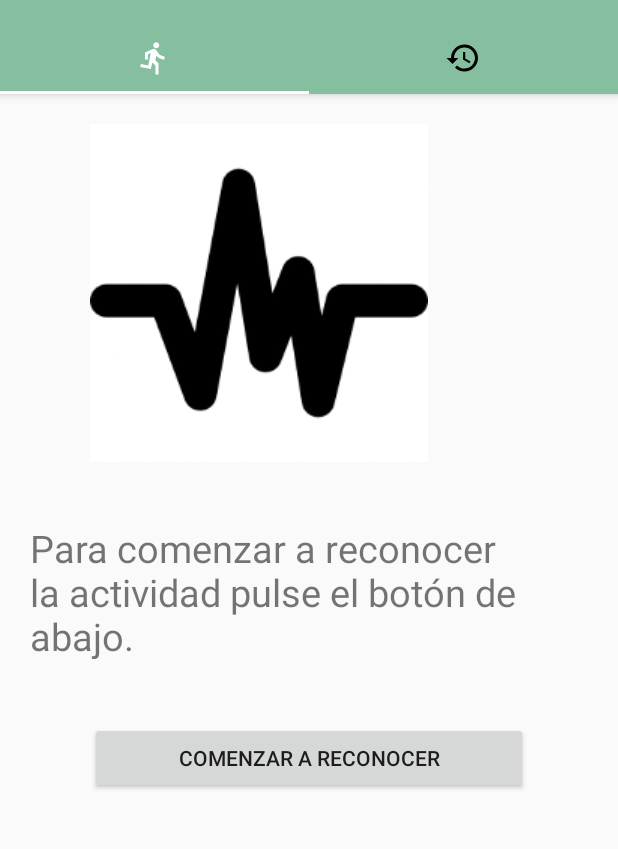
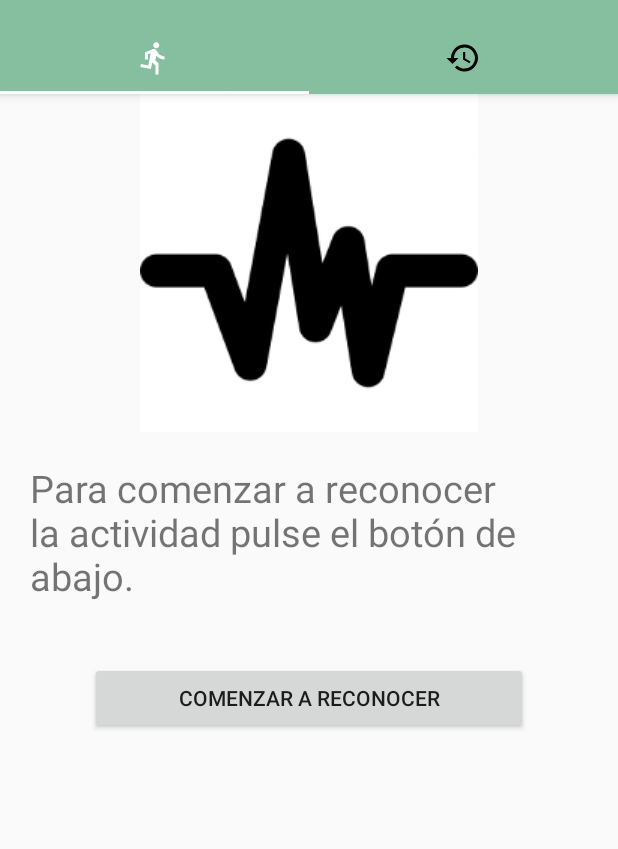
Before and after one commit to TfgReconocimientoPulseras/TrainAppTFG, an Android app: the screen it shows after launch (MainActivity), on a phone screen of 412 x 824 dp, the part 62-911 px from its top. Run offline under Robolectric (Android 15) with nearby library versions, the phone set to English and light mode, and no system bars; libraries missing offline, so code that uses them is left out: android.support.v7.

Commit message:
-Pruebas visualizacion en pantallas pequeñas

```diff
--- a/app/src/main/java/com/example/ivana/trainapptfg/Fragments/ReconocerActividadFragment.java
+++ b/app/src/main/java/com/example/ivana/trainapptfg/Fragments/ReconocerActividadFragment.java
@@ -10,10 +10,12 @@ import android.os.Handler;
 import android.os.Message;
 import android.support.v4.app.Fragment;
 import android.support.v4.content.LocalBroadcastManager;
+import android.support.v7.graphics.drawable.DrawableWrapper;
 import android.view.LayoutInflater;
 import android.view.View;
 import android.view.ViewGroup;
 import android.widget.Button;
+import android.widget.ImageView;
 import android.widget.TextView;
 
 import com.example.ivana.trainapptfg.R;
@@ -38,27 +40,27 @@ public class ReconocerActividadFragment extends Fragment {
 
             if(f == 0){
                 texto = "No tengo muy claro lo que estás haciendo.";
-                iconoActividad.setCompoundDrawablesWithIntrinsicBounds(R.drawable.ico_act_0, 0, 0, 0);
+                //iconoActividad.setCompoundDrawablesWithIntrinsicBounds(R.drawable.ico_act_0, 0, 0, 0);
             }
             else if(f == 1){
                 texto = "Estas caminando.";
-                iconoActividad.setCompoundDrawablesWithIntrinsicBounds(R.drawable.ico_act_1, 0, 0, 0);
+                //iconoActividad.setCompoundDrawablesWithIntrinsicBounds(R.drawable.ico_act_1, 0, 0, 0);
             }
             else if(f == 2){
                 texto = "Estás barriendo.";
-                iconoActividad.setCompoundDrawablesWithIntrinsicBounds(R.drawable.ico_act_2, 0, 0, 0);
+                //iconoActividad.setCompoundDrawablesWithIntrinsicBounds(R.drawable.ico_act_2, 0, 0, 0);
             }
             else if(f == 3){
                 texto = "Estás de pie.";
-                iconoActividad.setCompoundDrawablesWithIntrinsicBounds(R.drawable.ico_act_3, 0, 0, 0);
+               // iconoActividad.setCompoundDrawablesWithIntrinsicBounds(R.drawable.ico_act_3, 0, 0, 0);
             }
             else if(f == 4){
                 texto = "Estas subiendo las escaleras.";
-                iconoActividad.setCompoundDrawablesWithIntrinsicBounds(R.drawable.ico_act_4, 0, 0, 0);
+                //iconoActividad.setCompoundDrawablesWithIntrinsicBounds(R.drawable.ico_act_4, 0, 0, 0);
             }
             else if(f == 5){
                 texto = "Estás bajando las escaleras.";
-                iconoActividad.setCompoundDrawablesWithIntrinsicBounds(R.drawable.ico_act_5, 0, 0, 0);
+                //iconoActividad.setCompoundDrawablesWithIntrinsicBounds(R.drawable.ico_act_5, 0, 0, 0);
             }
             nombreActividad.setText(texto);
         }
@@ -76,7 +78,7 @@ public class ReconocerActividadFragment extends Fragment {
     //GESTIÓN ELEMENTOS GRÁFICOS
     private Button button;
     private TextView nombreActividad;
-    private TextView iconoActividad;
+    private ImageView iconoActividad;
 
     //BROADCAST RECEIVER
     private BroadcastReceiver receiver;
@@ -97,9 +99,8 @@ public class ReconocerActividadFragment extends Fragment {
         View view = inflater.inflate(R.layout.fragment_reconocer_actividad, container, false);
 
         nombreActividad = (TextView) view.findViewById(R.id.nombre_actividad);
-        iconoActividad = (TextView) view.findViewById(R.id.icono_actividad);
+        iconoActividad = (ImageView) view.findViewById(R.id.icono_actividad);
 
-        iconoActividad.setCompoundDrawablesWithIntrinsicBounds(R.drawable.ico_pausa, 0, 0, 0);
         receiver = new BroadcastReceiver(){
             @Override
             public void onReceive(Context context, Intent intent) {
@@ -127,7 +128,7 @@ public class ReconocerActividadFragment extends Fragment {
                     nombreActividad.setText("Para volver a reconocer pulse el botón de abajo.");
                     button.setText("Comenzar a reconocer");
                     reconocedorEncendido = 0;
-                    iconoActividad.setCompoundDrawablesWithIntrinsicBounds(R.drawable.ico_pausa, 0, 0, 0);
+                    //iconoActividad.setCompoundDrawablesWithIntrinsicBounds(R.drawable.ico_pausa, 0, 0, 0);
                 }
             }
         });
--- a/app/src/main/res/layout/fragment_reconocer_actividad.xml
+++ b/app/src/main/res/layout/fragment_reconocer_actividad.xml
@@ -1,5 +1,6 @@
 <?xml version="1.0" encoding="utf-8"?>
 <LinearLayout xmlns:android="http://schemas.android.com/apk/res/android"
+    xmlns:app="http://schemas.android.com/apk/res-auto"
     android:orientation="vertical" android:layout_width="match_parent"
     android:layout_height="match_parent">
 
@@ -9,14 +10,12 @@
         android:layout_height="wrap_content"
         android:orientation="vertical">
 
-        <TextView
+        <ImageView
             android:id="@+id/icono_actividad"
-            android:layout_marginBottom="20dp"
-            android:layout_marginLeft="60dp"
-            android:layout_marginRight="60dp"
-            android:layout_marginTop="20dp"
             android:layout_width="match_parent"
-            android:layout_height="wrap_content" />
+            android:layout_height="match_parent"
+            android:scaleType="center"
+            app:srcCompat="@drawable/ico_pausa" />
     </LinearLayout>
 
     <LinearLayout
```
